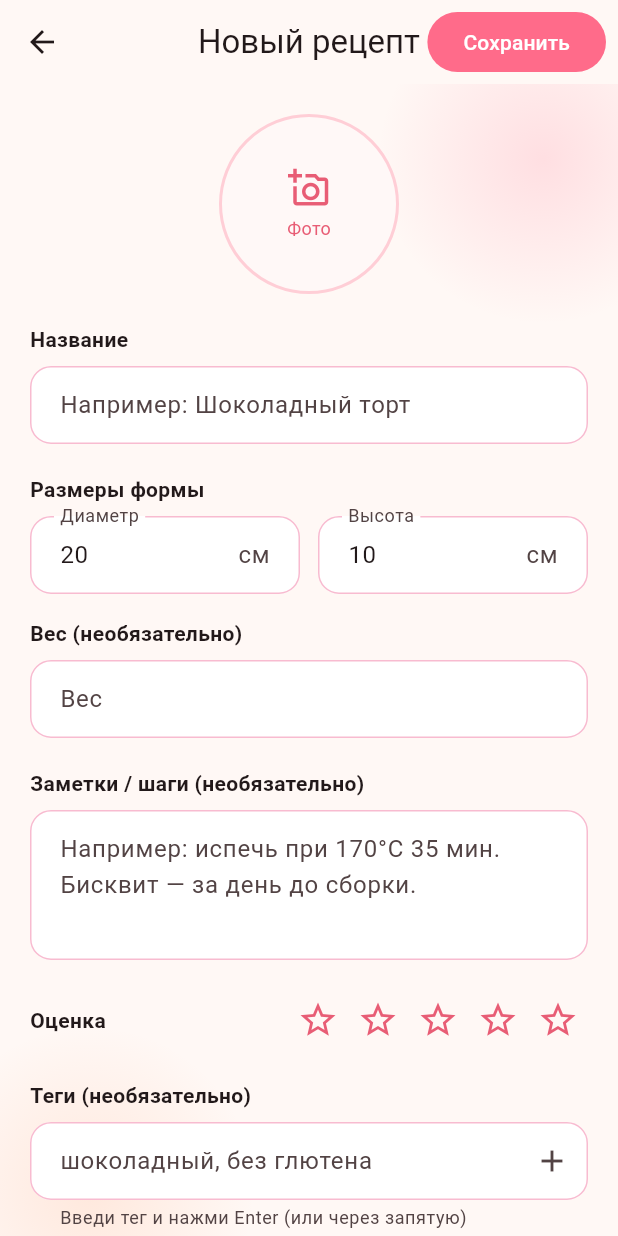
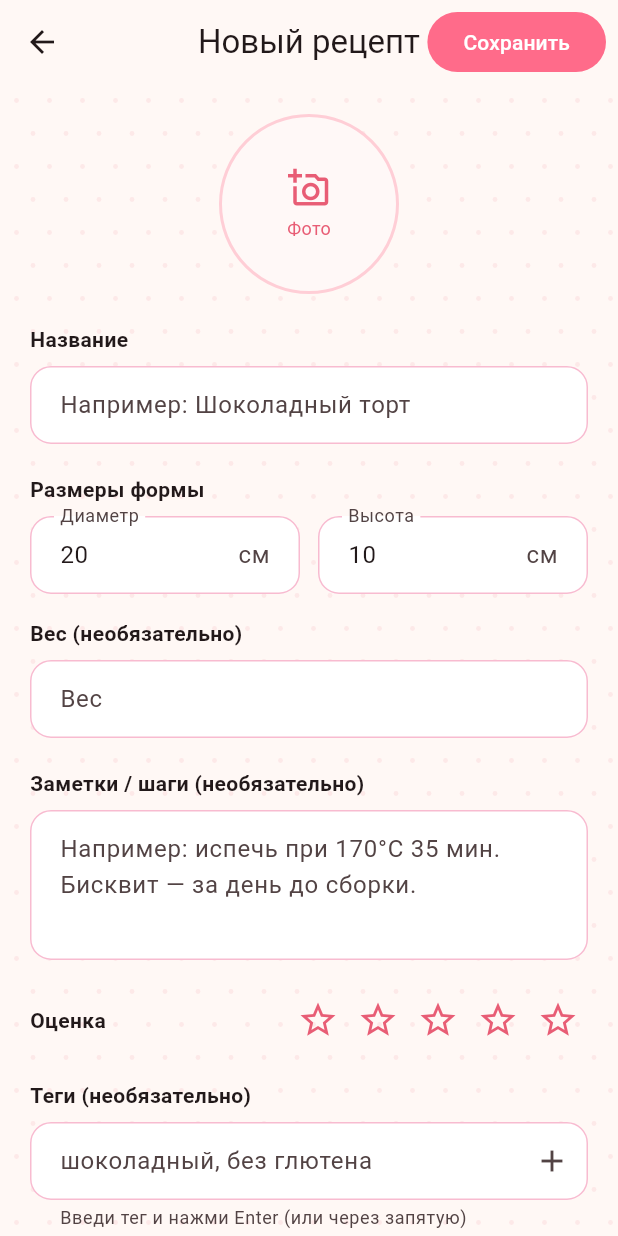
Before and after one commit to ShadowOfTime1/tortio, a Flutter app: the screen it shows after launch, after a tap on "Рецепт", on a phone screen of 412 x 824 dp. Run offline on Flutter 3.47's test engine with Material 3 defaults, Android fonts, the phone set to English and light mode, and no system bars; our stand-ins replace dio, image_picker, open_filex, package_info_plus, pdf, permission_handler and 3 more; missing offline and left inert: file_selector; network calls fail.

Commit message:
v2.4.1 swap blob background for dot ornament pattern

```diff
--- a/lib/screens/add_recipe_screen.dart
+++ b/lib/screens/add_recipe_screen.dart
@@ -881,42 +881,15 @@ class _AddRecipeScreenState extends State<AddRecipeScreen> {
       ),
       body: Stack(
         children: [
-          // Декоративные мягкие пятна в углах — чтобы фон не казался пустым,
-          // оставаясь субтильным и не отвлекая от формы.
-          Positioned(
-            top: -60,
-            right: -60,
+          // Фоновый орнамент: точечная сетка как на пергаментной бумаге.
+          // Лёгкая, не отвлекает, но даёт фону текстуру.
+          Positioned.fill(
             child: IgnorePointer(
-              child: Container(
-                width: 220,
-                height: 220,
-                decoration: BoxDecoration(
-                  shape: BoxShape.circle,
-                  gradient: RadialGradient(
-                    colors: [
-                      const Color(0xFFFF6B8A).withValues(alpha: 0.18),
-                      const Color(0xFFFF6B8A).withValues(alpha: 0),
-                    ],
-                  ),
-                ),
-              ),
-            ),
-          ),
-          Positioned(
-            bottom: -80,
-            left: -50,
-            child: IgnorePointer(
-              child: Container(
-                width: 220,
-                height: 220,
-                decoration: BoxDecoration(
-                  shape: BoxShape.circle,
-                  gradient: RadialGradient(
-                    colors: [
-                      const Color(0xFFFF8E53).withValues(alpha: 0.15),
-                      const Color(0xFFFF8E53).withValues(alpha: 0),
-                    ],
-                  ),
+              child: CustomPaint(
+                painter: _DotOrnamentPainter(
+                  Theme.of(context).brightness == Brightness.dark
+                      ? Colors.white.withValues(alpha: 0.05)
+                      : const Color(0xFFE85D75).withValues(alpha: 0.10),
                 ),
               ),
             ),
@@ -1360,3 +1333,30 @@ class _TierInput {
       heightController = TextEditingController(text: height),
       labelController = TextEditingController(text: label);
 }
+
+/// Рисует мелкую точечную сетку (стиль «пергаментная бумага»).
+/// Точки в шахматном порядке: одна строка по сетке, следующая со смещением
+/// на полшага — так глаз воспринимает узор, а не строки.
+class _DotOrnamentPainter extends CustomPainter {
+  final Color color;
+  const _DotOrnamentPainter(this.color);
+
+  static const double _spacing = 22.0;
+  static const double _radius = 1.6;
+
+  @override
+  void paint(Canvas canvas, Size size) {
+    final paint = Paint()..color = color;
+    var rowIdx = 0;
+    for (var y = _spacing / 2; y < size.height; y += _spacing) {
+      final offsetX = (rowIdx % 2 == 0) ? 0.0 : _spacing / 2;
+      for (var x = offsetX + _spacing / 2; x < size.width; x += _spacing) {
+        canvas.drawCircle(Offset(x, y), _radius, paint);
+      }
+      rowIdx++;
+    }
+  }
+
+  @override
+  bool shouldRepaint(covariant _DotOrnamentPainter old) => old.color != color;
+}
--- a/pubspec.yaml
+++ b/pubspec.yaml
@@ -16,7 +16,7 @@ publish_to: 'none' # Remove this line if you wish to publish to pub.dev
 # https://developer.apple.com/library/archive/documentation/General/Reference/InfoPlistKeyReference/Articles/CoreFoundationKeys.html
 # In Windows, build-name is used as the major, minor, and patch parts
 # of the product and file versions while build-number is used as the build suffix.
-version: 2.4.0+1777021835
+version: 2.4.1+1777023465
 
 environment:
   sdk: ^3.11.4
```
Also changed, not shown: 1 other file.
